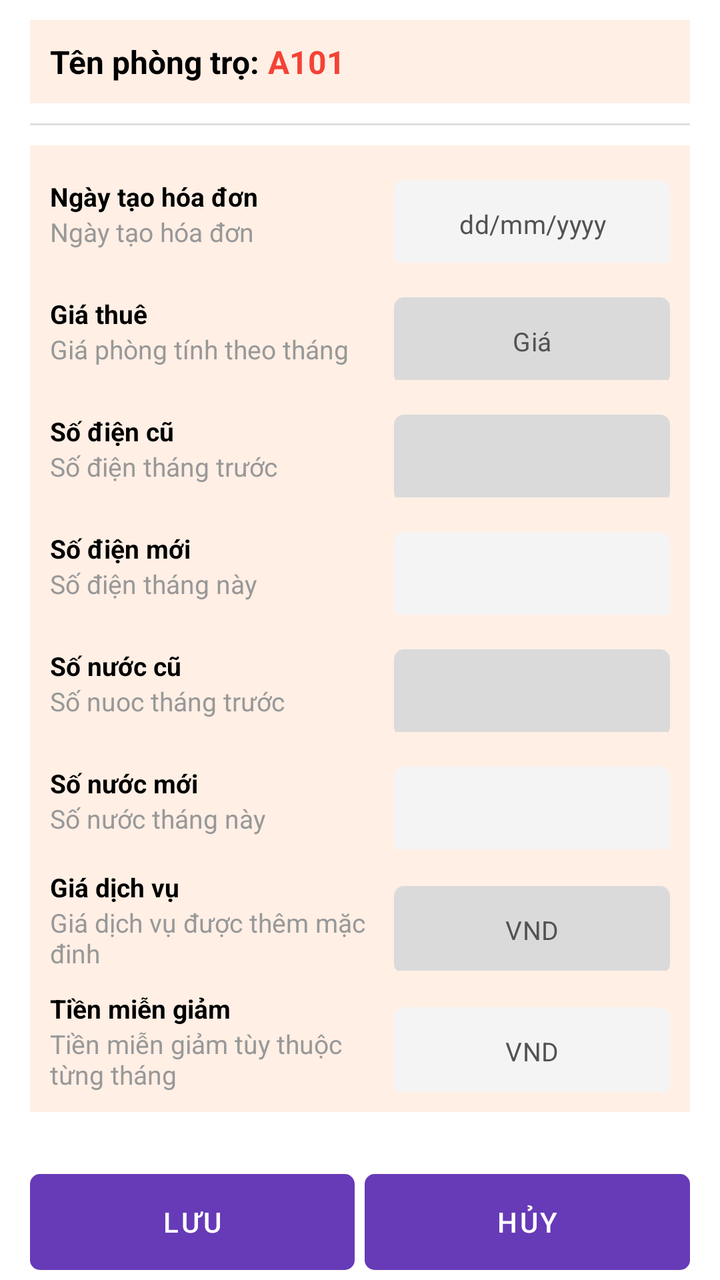
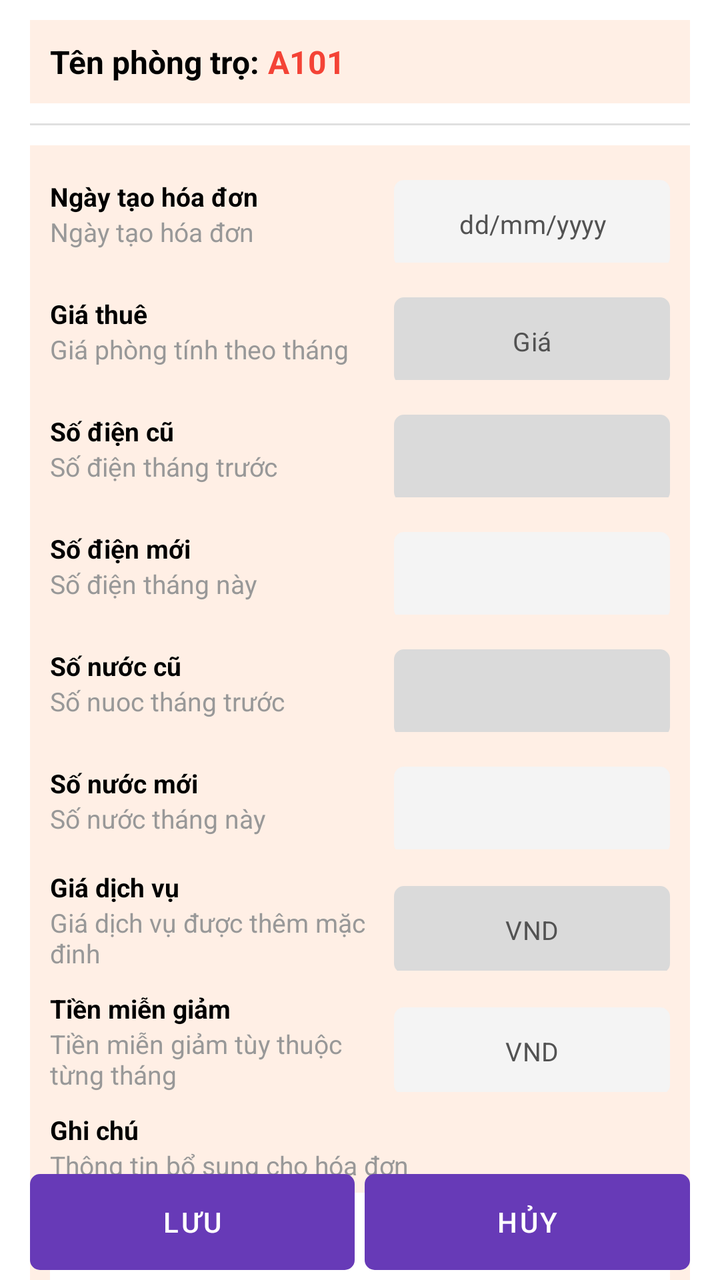

The first picture is an Android layout as it rendered before a commit; the second is the same layout after the commit. The layout source and the unified diff follow.
<!-- AndroidManifest.xml: application theme Theme.Motel -->
<!-- res/layout/fragment_create_bill_form.xml -->
<?xml version="1.0" encoding="utf-8"?>
<RelativeLayout xmlns:android="http://schemas.android.com/apk/res/android"
    xmlns:tools="http://schemas.android.com/tools"
    android:layout_width="match_parent"
    android:layout_height="match_parent"
    xmlns:app="http://schemas.android.com/apk/res-auto"
    android:orientation="vertical"
    android:paddingHorizontal="@dimen/PADDING_SIZE_DEFAULT"
    tools:context=".feature.createContract.CreateContractFormFragment">

    <androidx.core.widget.NestedScrollView
        android:layout_width="match_parent"
        android:layout_height="match_parent">

        <LinearLayout
            android:layout_width="match_parent"
            android:layout_height="match_parent"
            android:orientation="vertical">

            <LinearLayout
                android:layout_width="match_parent"
                android:layout_height="wrap_content"
                android:layout_marginVertical="@dimen/PADDING_SIZE_SMALL"
                android:background="@color/background4"
                android:padding="@dimen/PADDING_SIZE_SMALL">

                <TextView
                    android:layout_width="wrap_content"
                    android:layout_height="wrap_content"
                    android:text="Tên phòng trọ: "
                    android:textStyle="bold"
                    android:textColor="@color/black"
                    android:textSize="@dimen/TEXT_SIZE_LARGE"/>

                <TextView
                    android:id="@+id/tv_name"
                    android:layout_width="wrap_content"
                    android:layout_height="wrap_content"
                    android:text="A101"
                    android:textStyle="bold"
                    android:textColor="@color/red"
                    android:textSize="@dimen/TEXT_SIZE_LARGE"/>


            </LinearLayout>

            <com.google.android.material.divider.MaterialDivider
                android:layout_width="match_parent"
                android:layout_height="wrap_content"/>

            <LinearLayout
                android:orientation="vertical"
                android:layout_width="match_parent"
                android:layout_height="wrap_content"
                android:layout_marginVertical="@dimen/PADDING_SIZE_SMALL"
                android:background="@color/background4"
                android:weightSum="9"
                android:padding="@dimen/PADDING_SIZE_SMALL">



                <LinearLayout
                    android:layout_width="match_parent"
                    android:layout_height="wrap_content"
                    android:gravity="center_vertical"
                    android:weightSum="9">

                    <LinearLayout
                        android:layout_width="0dp"
                        android:layout_height="wrap_content"
                        android:layout_weight="5"
                        android:orientation="vertical">

                        <TextView
                            android:layout_width="wrap_content"
                            android:layout_height="wrap_content"
                            android:text="Ngày tạo hóa đơn"
                            android:textStyle="bold"
                            android:textColor="@color/black"
                            android:textSize="@dimen/TEXT_SIZE_DEFAULT"/>

                        <TextView
                            android:layout_width="wrap_content"
                            android:layout_height="wrap_content"
                            android:text="Ngày tạo hóa đơn"
                            android:textColor="@color/grey"
                            android:textSize="@dimen/TEXT_SIZE_DEFAULT"/>

                    </LinearLayout>

                    <com.google.android.material.textfield.TextInputLayout
                        android:id="@+id/til_create_date"
                        android:layout_width="0dp"
                        android:layout_height="wrap_content"
                        android:layout_marginTop="@dimen/PADDING_SIZE_EXTRA_SMALL"
                        style="@style/InputLayoutStyle1"
                        android:layout_weight="4"
                        app:hintEnabled="false">

                        <com.google.android.material.textfield.TextInputEditText
                            android:id="@+id/txt_create_date"
                            android:layout_width="match_parent"
                            android:layout_height="wrap_content"
                            android:hint="dd/mm/yyyy"
                            android:imeOptions="actionNext"
android:inputType="text"
                            android:gravity="center"
                            android:textSize="@dimen/TEXT_SIZE_DEFAULT"
                            tools:ignore="SpUsage" />
                    </com.google.android.material.textfield.TextInputLayout>

                </LinearLayout>

                <LinearLayout
                    android:layout_width="match_parent"
                    android:layout_height="wrap_content"
                    android:layout_marginTop="@dimen/PADDING_SIZE_SMALL"
                    android:gravity="center_vertical"
                    android:weightSum="9">

                    <LinearLayout
                        android:layout_width="0dp"
                        android:layout_height="wrap_content"
                        android:layout_weight="5"
                        android:orientation="vertical">

                        <TextView
                            android:layout_width="wrap_content"
                            android:layout_height="wrap_content"
                            android:text="Giá thuê"
                            android:textStyle="bold"
                            android:textColor="@color/black"
                            android:textSize="@dimen/TEXT_SIZE_DEFAULT"/>

                        <TextView
                            android:layout_width="wrap_content"
                            android:layout_height="wrap_content"
                            android:text="Giá phòng tính theo tháng"
                            android:textColor="@color/grey"
                            android:textSize="@dimen/TEXT_SIZE_DEFAULT"/>

                    </LinearLayout>

                    <com.google.android.material.textfield.TextInputLayout
                        android:id="@+id/til_rent"
                        android:layout_width="0dp"
                        android:layout_height="wrap_content"
                        android:layout_marginTop="@dimen/PADDING_SIZE_EXTRA_SMALL"
                        style="@style/InputLayoutStyle1"
                        android:layout_weight="4"
                        app:hintEnabled="false">

                        <com.google.android.material.textfield.TextInputEditText
                            android:id="@+id/txt_rent"
                            android:layout_width="match_parent"
                            android:layout_height="wrap_content"
                            android:backgroundTint="@color/background3"
                            android:hint="Giá"
                            android:imeOptions="actionNext"
android:inputType="text"
                            android:enabled="false"
                            android:gravity="center"
                            android:textSize="@dimen/TEXT_SIZE_DEFAULT"
                            tools:ignore="SpUsage" />
                    </com.google.android.material.textfield.TextInputLayout>

                </LinearLayout>

                <LinearLayout
                    android:layout_width="match_parent"
                    android:layout_height="wrap_content"
                    android:layout_marginTop="@dimen/PADDING_SIZE_SMALL"
                    android:gravity="center_vertical"
                    android:weightSum="9">

                    <LinearLayout
                        android:layout_width="0dp"
                        android:layout_height="wrap_content"
                        android:layout_weight="5"
                        android:orientation="vertical">

                        <TextView
                            android:layout_width="wrap_content"
                            android:layout_height="wrap_content"
                            android:text="Số điện cũ"
                            android:textStyle="bold"
                            android:textColor="@color/black"
                            android:textSize="@dimen/TEXT_SIZE_DEFAULT"/>

                        <TextView
                            android:layout_width="wrap_content"
                            android:layout_height="wrap_content"
                            android:text="Số điện tháng trước"
                            android:textColor="@color/grey"
                            android:textSize="@dimen/TEXT_SIZE_DEFAULT"/>

                    </LinearLayout>

                    <com.google.android.material.textfield.TextInputLayout
                        android:id="@+id/til_electricity_old"
                        android:layout_width="0dp"
                        android:layout_height="wrap_content"
                        android:layout_marginTop="@dimen/PADDING_SIZE_EXTRA_SMALL"
                        style="@style/InputLayoutStyle1"
                        android:layout_weight="4"
                        app:hintEnabled="false">

                        <com.google.android.material.textfield.TextInputEditText
                            android:id="@+id/txt_electricity_old"
                            android:layout_width="match_parent"
                            android:layout_height="wrap_content"
                            android:gravity="center"
                            android:imeOptions="actionNext"
                            android:backgroundTint="@color/background3"
                            android:enabled="false"
                            android:inputType="number"
                            android:textSize="@dimen/TEXT_SIZE_DEFAULT"
                            tools:ignore="SpUsage" />
                    </com.google.android.material.textfield.TextInputLayout>

                </LinearLayout>

                <LinearLayout
                    android:layout_width="match_parent"
                    android:layout_height="wrap_content"
                    android:layout_marginTop="@dimen/PADDING_SIZE_SMALL"
                    android:gravity="center_vertical"
                    android:weightSum="9">

                    <LinearLayout
                        android:layout_width="0dp"
                        android:layout_height="wrap_content"
                        android:layout_weight="5"
                        android:orientation="vertical">

                        <TextView
                            android:layout_width="wrap_content"
                            android:layout_height="wrap_content"
                            android:text="Số điện mới"
                            android:textStyle="bold"
                            android:textColor="@color/black"
                            android:textSize="@dimen/TEXT_SIZE_DEFAULT"/>

                        <TextView
                            android:layout_width="wrap_content"
                            android:layout_height="wrap_content"
                            android:text="Số điện tháng này"
                            android:textColor="@color/grey"
                            android:textSize="@dimen/TEXT_SIZE_DEFAULT"/>

                    </LinearLayout>

                    <com.google.android.material.textfield.TextInputLayout
                        android:id="@+id/til_electricity_new"
                        android:layout_width="0dp"
                        android:layout_height="wrap_content"
                        android:layout_marginTop="@dimen/PADDING_SIZE_EXTRA_SMALL"
                        style="@style/InputLayoutStyle1"
                        android:layout_weight="4"
                        app:hintEnabled="false">

                        <com.google.android.material.textfield.TextInputEditText
                            android:id="@+id/txt_electricity_new"
                            android:layout_width="match_parent"
                            android:layout_height="wrap_content"
                            android:inputType="number"
                            android:gravity="center"
                            android:imeOptions="actionNext"
                            android:textSize="@dimen/TEXT_SIZE_DEFAULT"
                            tools:ignore="SpUsage" />
                    </com.google.android.material.textfield.TextInputLayout>

                </LinearLayout>

                <LinearLayout
                    android:layout_width="match_parent"
                    android:layout_height="wrap_content"
                    android:layout_marginTop="@dimen/PADDING_SIZE_SMALL"
                    android:gravity="center_vertical"
                    android:weightSum="9">

                    <LinearLayout
                        android:layout_width="0dp"
                        android:layout_height="wrap_content"
                        android:layout_weight="5"
                        android:orientation="vertical">

                        <TextView
                            android:layout_width="wrap_content"
                            android:layout_height="wrap_content"
                            android:text="Số nước cũ"
                            android:textStyle="bold"
                            android:textColor="@color/black"
                            android:textSize="@dimen/TEXT_SIZE_DEFAULT"/>

                        <TextView
                            android:layout_width="wrap_content"
                            android:layout_height="wrap_content"
                            android:text="Số nuoc tháng trước"
                            android:textColor="@color/grey"
                            android:textSize="@dimen/TEXT_SIZE_DEFAULT"/>

                    </LinearLayout>

                    <com.google.android.material.textfield.TextInputLayout
                        android:id="@+id/til_water_old"
                        android:layout_width="0dp"
                        android:layout_height="wrap_content"
                        android:layout_marginTop="@dimen/PADDING_SIZE_EXTRA_SMALL"
                        style="@style/InputLayoutStyle1"
                        android:layout_weight="4"
                        app:hintEnabled="false">

                        <com.google.android.material.textfield.TextInputEditText
                            android:id="@+id/txt_water_old"
                            android:layout_width="match_parent"
                            android:layout_height="wrap_content"
                            android:inputType="number"
                            android:enabled="false"
                            android:imeOptions="actionNext"
                            android:backgroundTint="@color/background3"
                            android:gravity="center"
                            android:textSize="@dimen/TEXT_SIZE_DEFAULT"
                            tools:ignore="SpUsage" />
                    </com.google.android.material.textfield.TextInputLayout>

                </LinearLayout>

                <LinearLayout
                    android:layout_width="match_parent"
                    android:layout_height="wrap_content"
                    android:layout_marginTop="@dimen/PADDING_SIZE_SMALL"
                    android:gravity="center_vertical"
                    android:weightSum="9">

                    <LinearLayout
                        android:layout_width="0dp"
                        android:layout_height="wrap_content"
                        android:layout_weight="5"
                        android:orientation="vertical">

                        <TextView
                            android:layout_width="wrap_content"
                            android:layout_height="wrap_content"
                            android:text="Số nước mới"
                            android:textStyle="bold"
                            android:textColor="@color/black"
                            android:textSize="@dimen/TEXT_SIZE_DEFAULT"/>

                        <TextView
                            android:layout_width="wrap_content"
                            android:layout_height="wrap_content"
                            android:text="Số nước tháng này"
                            android:textColor="@color/grey"
                            android:textSize="@dimen/TEXT_SIZE_DEFAULT"/>

                    </LinearLayout>

                    <com.google.android.material.textfield.TextInputLayout
                        android:id="@+id/til_water_new"
                        android:layout_width="0dp"
                        android:layout_height="wrap_content"
                        android:layout_marginTop="@dimen/PADDING_SIZE_EXTRA_SMALL"
                        style="@style/InputLayoutStyle1"
                        android:layout_weight="4"
                        app:hintEnabled="false">

                        <com.google.android.material.textfield.TextInputEditText
                            android:id="@+id/txt_water_new"
                            android:layout_width="match_parent"
                            android:layout_height="wrap_content"
                            android:inputType="number"
                            android:imeOptions="actionNext"
                            android:gravity="center"
                            android:textSize="@dimen/TEXT_SIZE_DEFAULT"
                            tools:ignore="SpUsage" />
                    </com.google.android.material.textfield.TextInputLayout>

                </LinearLayout>

                <LinearLayout
                    android:layout_width="match_parent"
                    android:layout_height="wrap_content"
                    android:layout_marginTop="@dimen/PADDING_SIZE_SMALL"
                    android:gravity="center_vertical"
                    android:weightSum="9">

                    <LinearLayout
                        android:layout_width="0dp"
                        android:layout_height="wrap_content"
                        android:layout_weight="5"
                        android:orientation="vertical">

                        <TextView
                            android:layout_width="wrap_content"
                            android:layout_height="wrap_content"
                            android:text="Giá dịch vụ"
                            android:textStyle="bold"
                            android:textColor="@color/black"
                            android:textSize="@dimen/TEXT_SIZE_DEFAULT"/>

                        <TextView
                            android:layout_width="wrap_content"
                            android:layout_height="wrap_content"
                            android:text="Giá dịch vụ được thêm mặc đinh"
                            android:textColor="@color/grey"
                            android:textSize="@dimen/TEXT_SIZE_DEFAULT"/>

                    </LinearLayout>

                    <com.google.android.material.textfield.TextInputLayout
                        android:id="@+id/til_price_service"
                        android:layout_width="0dp"
                        android:layout_height="wrap_content"
                        android:layout_marginTop="@dimen/PADDING_SIZE_EXTRA_SMALL"
                        style="@style/InputLayoutStyle1"
                        android:layout_weight="4"
                        app:hintEnabled="false">

                        <com.google.android.material.textfield.TextInputEditText
                            android:id="@+id/txt_price_service"
                            android:layout_width="match_parent"
                            android:layout_height="wrap_content"
                            android:hint="VND"
                            android:imeOptions="actionNext"
                            android:backgroundTint="@color/background3"
                            android:enabled="false"
                            android:inputType="number"
                            android:gravity="center"
                            android:textSize="@dimen/TEXT_SIZE_DEFAULT"
                            tools:ignore="SpUsage" />
                    </com.google.android.material.textfield.TextInputLayout>

                </LinearLayout>

                <LinearLayout
                    android:layout_width="match_parent"
                    android:layout_height="wrap_content"
                    android:layout_marginTop="@dimen/PADDING_SIZE_SMALL"
                    android:gravity="center_vertical"
                    android:weightSum="9">

                    <LinearLayout
                        android:layout_width="0dp"
                        android:layout_height="wrap_content"
                        android:layout_weight="5"
                        android:orientation="vertical">

                        <TextView
                            android:layout_width="wrap_content"
                            android:layout_height="wrap_content"
                            android:text="Tiền miễn giảm"
                            android:textStyle="bold"
                            android:textColor="@color/black"
                            android:textSize="@dimen/TEXT_SIZE_DEFAULT"/>

                        <TextView
                            android:layout_width="wrap_content"
                            android:layout_height="wrap_content"
                            android:text="Tiền miễn giảm tùy thuộc từng tháng"
                            android:textColor="@color/grey"
                            android:textSize="@dimen/TEXT_SIZE_DEFAULT"/>

                    </LinearLayout>

                    <com.google.android.material.textfield.TextInputLayout
                        android:id="@+id/til_discount"
                        android:layout_width="0dp"
                        android:layout_height="wrap_content"
                        android:layout_marginTop="@dimen/PADDING_SIZE_EXTRA_SMALL"
                        style="@style/InputLayoutStyle1"
                        android:layout_weight="4"
                        app:hintEnabled="false">

                        <com.google.android.material.textfield.TextInputEditText
                            android:id="@+id/txt_discount"
                            android:layout_width="match_parent"
                            android:layout_height="wrap_content"
                            android:hint="VND"
                            android:imeOptions="actionDone"
                            android:inputType="number"
                            android:gravity="center"
                            android:textSize="@dimen/TEXT_SIZE_DEFAULT"
                            tools:ignore="SpUsage" />
                    </com.google.android.material.textfield.TextInputLayout>

                </LinearLayout>


            </LinearLayout>

            <View
                android:layout_width="wrap_content"
                android:layout_height="50dp"/>

        </LinearLayout>

    </androidx.core.widget.NestedScrollView>

    <LinearLayout
        android:layout_width="match_parent"
        android:layout_height="wrap_content"
        android:paddingVertical="@dimen/PADDING_SIZE_EXTRA_SMALL"
        android:layout_alignParentBottom="true">

        <Button
            android:id="@+id/btn_save"
            android:layout_weight="1"
            android:layout_width="0dp"
            android:layout_height="wrap_content"
            android:text="Lưu"
            android:textColor="@color/white"
            android:elevation="0dp"
            android:layout_gravity="center_horizontal"
            android:stateListAnimator="@null"
            android:backgroundTint="@color/primary"
            android:background="@drawable/background_button"/>

        <Space
            android:layout_width="@dimen/PADDING_SIZE_EXTRA_SMALL"
            android:layout_height="wrap_content"/>

        <Button
            android:id="@+id/btn_cancel"
            android:layout_weight="1"
            android:layout_width="0dp"
            android:layout_height="wrap_content"
            android:text="Hủy"
            android:textColor="@color/white"
            android:elevation="0dp"
            android:layout_gravity="center_horizontal"
            android:stateListAnimator="@null"
            android:backgroundTint="@color/primary"
            android:background="@drawable/background_button"/>


    </LinearLayout>

</RelativeLayout>
<!-- resources referenced by this layout -->
<resources>
  <color name="background3">#DADADA</color>
  <color name="background4">#FFEFE5</color>
  <color name="black">#FF000000</color>
  <color name="grey">#989898</color>
  <color name="primary">#673AB7</color>
  <color name="red">#F44336</color>
  <color name="white">#FFFFFFFF</color>
  <dimen name="PADDING_SIZE_DEFAULT">15dp</dimen>
  <dimen name="PADDING_SIZE_EXTRA_SMALL">5dp</dimen>
  <dimen name="PADDING_SIZE_SMALL">10dp</dimen>
  <dimen name="TEXT_SIZE_DEFAULT">13sp</dimen>
  <dimen name="TEXT_SIZE_LARGE">16sp</dimen>
  <!-- drawable background_button (drawable) -->
  <?xml version="1.0" encoding="utf-8"?>
  <shape xmlns:android="http://schemas.android.com/apk/res/android"
      android:shape="rectangle">
      <corners android:radius="@dimen/RADIUS_SMALL"/>
      <solid android:color="@color/primary"/>
  
  </shape>
  <style name="InputLayoutStyle1" parent="Widget.MaterialComponents.TextInputLayout.OutlinedBox.Dense">
  
          <item name="boxCornerRadiusTopStart">@dimen/RADIUS_SMALL</item>
          <item name="boxCornerRadiusTopEnd">@dimen/RADIUS_SMALL</item>
          <item name="boxCornerRadiusBottomStart">@dimen/RADIUS_SMALL</item>
          <item name="boxCornerRadiusBottomEnd">@dimen/RADIUS_SMALL</item>
  
          <item name="boxBackgroundColor">@color/background2</item>
  
          <item name="boxStrokeColor">@android:color/transparent</item>
          <item name="boxStrokeWidth">0dp</item>
          <item name="boxStrokeWidthFocused">0dp</item>
      </style>
  <style name="Theme.Motel" parent="Theme.MaterialComponents.DayNight.NoActionBar">
          
          <item name="colorPrimary">@color/primary</item>
          <item name="colorPrimaryVariant">@color/primaryVariant</item>
          <item name="colorOnPrimary">@color/white</item>
          
          <item name="colorSecondary">@color/teal_200</item>
          <item name="colorSecondaryVariant">@color/teal_700</item>
          <item name="colorOnSecondary">@color/black</item>
          
          <item name="android:statusBarColor">?attr/colorPrimaryVariant</item>
  
          
          <item name="android:textColor">@color/textColor1</item>
          <item name="android:textColorHint">@color/textColor3</item>
          <item name="android:textColorSecondary">@color/textColor2</item>
          <item name="android:textColorTertiary">@color/textColor3</item>
          <item name="android:textColorPrimary">@color/textColor1</item>
  
          
          <item name="android:colorBackground">@color/background1</item>
      </style>
  <dimen name="RADIUS_SMALL">5dp</dimen>
  <color name="background2">#F4F4F4</color>
  <color name="primaryVariant">#8953EB</color>
  <color name="teal_200">#FF03DAC5</color>
  <color name="teal_700">#FF018786</color>
  <color name="textColor1">#000000</color>
  <color name="textColor3">#525252</color>
  <color name="textColor2">#343434</color>
  <color name="background1">#FFFFFFFF</color>
</resources>

<!-- the commit's change to res/layout/fragment_create_bill_form.xml (unified diff, before → after) -->
@@ -484,6 +484,49 @@ android:inputType="text"
                             tools:ignore="SpUsage" />
                     </com.google.android.material.textfield.TextInputLayout>
 
+                </LinearLayout>
+
+                
+                <LinearLayout
+                    android:layout_width="match_parent"
+                    android:layout_height="wrap_content"
+                    android:layout_marginTop="@dimen/PADDING_SIZE_SMALL"
+                    android:orientation="vertical">
+
+                    <TextView
+                        android:layout_width="wrap_content"
+                        android:layout_height="wrap_content"
+                        android:text="Ghi chú"
+                        android:textStyle="bold"
+                        android:textColor="@color/black"
+                        android:textSize="@dimen/TEXT_SIZE_DEFAULT"/>
+
+                    <TextView
+                        android:layout_width="wrap_content"
+                        android:layout_height="wrap_content"
+                        android:text="Thông tin bổ sung cho hóa đơn"
+                        android:textColor="@color/grey"
+                        android:textSize="@dimen/TEXT_SIZE_DEFAULT"/>
+
+                    <com.google.android.material.textfield.TextInputLayout
+                        android:id="@+id/til_note"
+                        android:layout_width="match_parent"
+                        android:layout_height="100dp"
+                        android:layout_marginTop="@dimen/PADDING_SIZE_EXTRA_SMALL"
+                        style="@style/InputLayoutStyle1"
+                        app:boxBackgroundColor="@color/background1"
+                        app:hintEnabled="false">
+
+                        <com.google.android.material.textfield.TextInputEditText
+                            android:id="@+id/txt_note"
+                            android:layout_width="match_parent"
+                            android:layout_height="match_parent"
+                            android:gravity="start|top"
+                            android:inputType="textMultiLine"
+                            android:imeOptions="actionDone"
+                            android:textSize="@dimen/TEXT_SIZE_DEFAULT"
+                            tools:ignore="SpUsage" />
+                    </com.google.android.material.textfield.TextInputLayout>
                 </LinearLayout>
 
 
